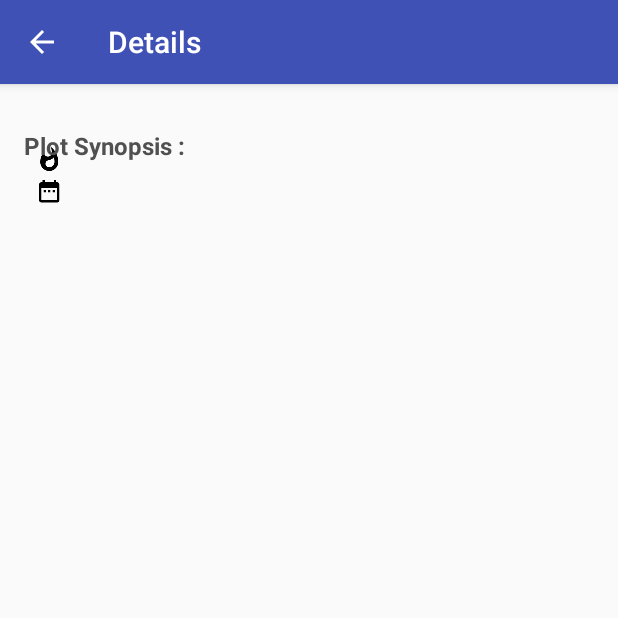
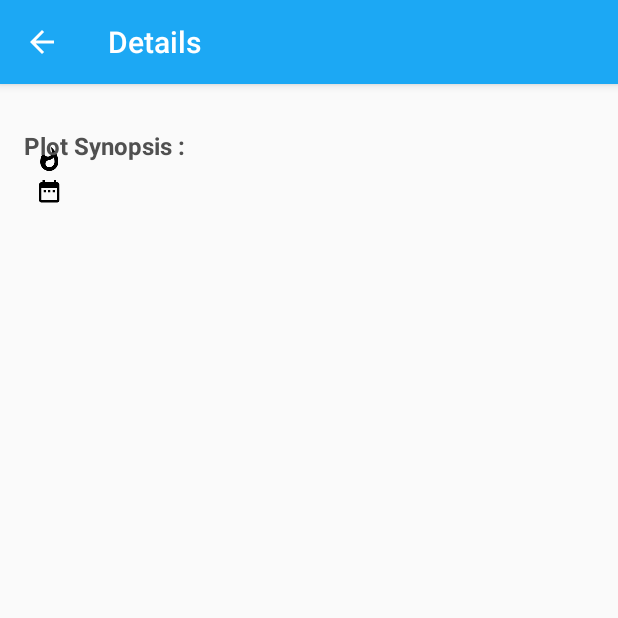
Before and after one commit to incorelabs/PopularMoviesApp, an Android app: the DetailActivity screen opened directly, with no data from a screen before it, on a phone screen of 412 x 824 dp, the top half of it. Run offline under Robolectric (Android 15) with nearby library versions, the phone set to English and light mode, and no system bars; our stand-ins replace Picasso; pictures from the network do not load.

Commit message:
Tablet UI built. Theme added.

```diff
--- a/app/src/main/java/com/example/android/popularmoviesapp/DetailActivity.java
+++ b/app/src/main/java/com/example/android/popularmoviesapp/DetailActivity.java
@@ -1,27 +1,29 @@
 package com.example.android.popularmoviesapp;
 
+import android.content.Intent;
 import android.os.Bundle;
 import android.support.v7.app.AppCompatActivity;
-import android.support.v7.widget.Toolbar;
 
 public class DetailActivity extends AppCompatActivity {
+
+    private final String LOG_TAG = DetailActivity.class.getSimpleName();
 
     @Override
     protected void onCreate(Bundle savedInstanceState) {
         super.onCreate(savedInstanceState);
         setContentView(R.layout.activity_detail);
-        Toolbar toolbar = (Toolbar) findViewById(R.id.toolbar);
-        setSupportActionBar(toolbar);
 
-        /*FloatingActionButton fab = (FloatingActionButton) findViewById(R.id.fab);
-        fab.setOnClickListener(new View.OnClickListener() {
-            @Override
-            public void onClick(View view) {
-                Snackbar.make(view, "Replace with your own action", Snackbar.LENGTH_LONG)
-                        .setAction("Action", null).show();
-            }
-        });*/
-        getSupportActionBar().setDisplayHomeAsUpEnabled(true);
+        if (savedInstanceState == null) {
+            Bundle args = new Bundle();
+            args.putParcelable(DetailFragment.DETAIL_PARCEL, getIntent().getParcelableExtra(Intent.EXTRA_TEXT));
+
+            DetailFragment fragment = new DetailFragment();
+            fragment.setArguments(args);
+
+            getSupportFragmentManager().beginTransaction()
+                    .add(R.id.fragment_detail, fragment)
+                    .commit();
+        }
     }
 
 }
--- a/app/src/main/java/com/example/android/popularmoviesapp/DetailFragment.java
+++ b/app/src/main/java/com/example/android/popularmoviesapp/DetailFragment.java
@@ -1,6 +1,5 @@
 package com.example.android.popularmoviesapp;
 
-import android.content.Intent;
 import android.os.Bundle;
 import android.support.v4.app.Fragment;
 import android.view.LayoutInflater;
@@ -15,24 +14,34 @@ import com.squareup.picasso.Picasso;
  * A placeholder fragment containing a simple view.
  */
 public class DetailFragment extends Fragment {
+
+    private static final String LOG_TAG = DetailFragment.class.getSimpleName();
+    protected static final String DETAIL_PARCEL = "PARCEL";
+
     MovieCard movieCard;
 
     public DetailFragment() {
     }
 
     @Override
-    public View onCreateView(LayoutInflater inflater, ViewGroup container,
-                             Bundle savedInstanceState) {
+    public View onCreateView(LayoutInflater inflater, ViewGroup container, Bundle savedInstanceState) {
+
+        Bundle arguments = getArguments();
+
+        if (arguments != null) {
+            movieCard = arguments.getParcelable(DetailFragment.DETAIL_PARCEL);
+        }
+
         View rootView = inflater.inflate(R.layout.fragment_detail, container, false);
-        Intent intent = getActivity().getIntent();
-        if (intent != null && intent.hasExtra(Intent.EXTRA_TEXT)) {
-            movieCard = intent.getParcelableExtra(Intent.EXTRA_TEXT);
+
+        if (movieCard != null) {
             Picasso.with(getContext()).load(movieCard.moviePosterUrl).into((ImageView) rootView.findViewById(R.id.detail_movie_poster));
             ((TextView) rootView.findViewById(R.id.detail_text)).setText(movieCard.movieTitle);
             ((TextView) rootView.findViewById(R.id.detail_rating)).setText(Float.toString(movieCard.movieRating));
             ((TextView) rootView.findViewById(R.id.detail_release_date)).setText(movieCard.movieReleaseDate);
             ((TextView) rootView.findViewById(R.id.detail_movie_overview)).setText(movieCard.movieOverview);
         }
+
         return rootView;
     }
 }
--- a/app/src/main/java/com/example/android/popularmoviesapp/FetchMoviesTask.java
+++ b/app/src/main/java/com/example/android/popularmoviesapp/FetchMoviesTask.java
@@ -18,6 +18,7 @@ import java.net.URL;
 import java.util.ArrayList;
 
 public class FetchMoviesTask extends AsyncTask<Integer, Void, ArrayList<MovieCard>> {
+
     private final String LOG_TAG = FetchMoviesTask.class.getSimpleName();
 
     private final Context mContext;
@@ -122,6 +123,7 @@ public class FetchMoviesTask extends AsyncTask<Integer, Void, ArrayList<MovieCar
             Log.e(LOG_TAG, "Error ", e);
             // If the code didn't successfully get the weather data, there's no point in attemping
             // to parse it.
+            return null;
         } finally {
             if (urlConnection != null) {
                 urlConnection.disconnect();
--- a/app/src/main/res/layout/activity_detail.xml
+++ b/app/src/main/res/layout/activity_detail.xml
@@ -1,34 +1,9 @@
 <?xml version="1.0" encoding="utf-8"?>
-<android.support.design.widget.CoordinatorLayout xmlns:android="http://schemas.android.com/apk/res/android"
-    xmlns:app="http://schemas.android.com/apk/res-auto"
+<FrameLayout xmlns:android="http://schemas.android.com/apk/res/android"
     xmlns:tools="http://schemas.android.com/tools"
+    android:id="@+id/fragment_detail"
     android:layout_width="match_parent"
     android:layout_height="match_parent"
-    android:fitsSystemWindows="true"
-    tools:context="com.example.android.popularmoviesapp.DetailActivity">
-
-    <android.support.design.widget.AppBarLayout
-        android:layout_width="match_parent"
-        android:layout_height="wrap_content"
-        android:theme="@style/AppTheme.AppBarOverlay">
-
-        <android.support.v7.widget.Toolbar
-            android:id="@+id/toolbar"
-            android:layout_width="match_parent"
-            android:layout_height="?attr/actionBarSize"
-            android:background="?attr/colorPrimary"
-            app:popupTheme="@style/AppTheme.PopupOverlay" />
-
-    </android.support.design.widget.AppBarLayout>
-
-    <include layout="@layout/content_detail" />
-
-    <!--<android.support.design.widget.FloatingActionButton-->
-        <!--android:id="@+id/fab"-->
-        <!--android:layout_width="wrap_content"-->
-        <!--android:layout_height="wrap_content"-->
-        <!--android:layout_gravity="bottom|end"-->
-        <!--android:layout_margin="@dimen/fab_margin"-->
-        <!--android:src="@android:drawable/ic_dialog_email" />-->
-
-</android.support.design.widget.CoordinatorLayout>
+    tools:context="com.example.android.popularmoviesapp.DetailActivity"
+    tools:ignore="MergeRootFrame"
+    tools:layout="@layout/fragment_detail" />
--- a/app/src/main/res/values-v21/styles.xml
+++ b/app/src/main/res/values-v21/styles.xml
@@ -1,9 +1 @@
-<resources>>
-
-    <style name="AppTheme.NoActionBar">
-        <item name="windowActionBar">false</item>
-        <item name="windowNoTitle">true</item>
-        <item name="android:windowDrawsSystemBarBackgrounds">true</item>
-        <item name="android:statusBarColor">@android:color/transparent</item>
-    </style>
-</resources>
+<resources></resources>
--- a/app/src/main/res/values-w820dp/dimens.xml
+++ /dev/null
@@ -1,6 +0,0 @@
-<resources>
-    <!-- Example customization of dimensions originally defined in res/values/dimens.xml
-         (such as screen margins) for screens with more than 820dp of available width. This
-         would include 7" and 10" devices in landscape (~960dp and ~1280dp respectively). -->
-    <dimen name="activity_horizontal_margin">64dp</dimen>
-</resources>
--- a/app/src/main/res/values/colors.xml
+++ b/app/src/main/res/values/colors.xml
@@ -1,6 +1,8 @@
 <?xml version="1.0" encoding="utf-8"?>
 <resources>
-    <color name="colorPrimary">#3F51B5</color>
-    <color name="colorPrimaryDark">#303F9F</color>
     <color name="colorAccent">#FF4081</color>
+
+    <color name="movie_light_blue">#ff64c2f4</color>
+    <color name="movie_blue">#ff1ca8f4</color>
+    <color name="movie_dark_blue">#0288D1</color>
 </resources>
--- a/app/src/main/res/values/styles.xml
+++ b/app/src/main/res/values/styles.xml
@@ -1,20 +1,22 @@
 <resources>
 
     <!-- Base application theme. -->
-    <style name="AppTheme" parent="Theme.AppCompat.Light.DarkActionBar">
+    <style name="AppTheme" parent="@style/Theme.AppCompat.Light.DarkActionBar">
         <!-- Customize your theme here. -->
-        <item name="colorPrimary">@color/colorPrimary</item>
-        <item name="colorPrimaryDark">@color/colorPrimaryDark</item>
+        <item name="colorPrimary">@color/movie_blue</item>
+        <item name="colorPrimaryDark">@color/movie_dark_blue</item>
         <item name="colorAccent">@color/colorAccent</item>
     </style>
 
-    <style name="AppTheme.NoActionBar">
-        <item name="windowActionBar">false</item>
-        <item name="windowNoTitle">true</item>
+    <!-- Main activity theme. -->
+    <style name="MovieTheme" parent="AppTheme">
+        <!--<item name="actionBarStyle">@style/ActionBar.Solid.PopMovApp.NoTitle</item>-->
     </style>
 
-    <style name="AppTheme.AppBarOverlay" parent="ThemeOverlay.AppCompat.Dark.ActionBar" />
-
-    <style name="AppTheme.PopupOverlay" parent="ThemeOverlay.AppCompat.Light" />
+    <!-- main activity action bar styles -->
+    <style name="ActionBar.Solid.PopMovApp.NoTitle" parent="@style/Widget.AppCompat.Light.ActionBar.Solid.Inverse">
+        <item name="displayOptions">useLogo|showHome</item>
+        <item name="logo">@mipmap/ic_launcher</item>
+    </style>
 
 </resources>
```
Also changed, not shown: app/src/main/AndroidManifest.xml (+5 -3 lines), app/src/main/java/com/example/android/popularmoviesapp/MainActivity.java (+49 -4 lines), app/src/main/java/com/example/android/popularmoviesapp/MovieFragment.java (+16 -3 lines), app/src/main/res/layout/activity_main.xml (+5 -30 lines), app/src/main/res/layout/content_detail.xml (deleted, +0 -9 lines), app/src/main/res/layout/content_main.xml (deleted, +0 -9 lines), app/src/main/res/layout/fragment_main.xml (+8 -0 lines).
